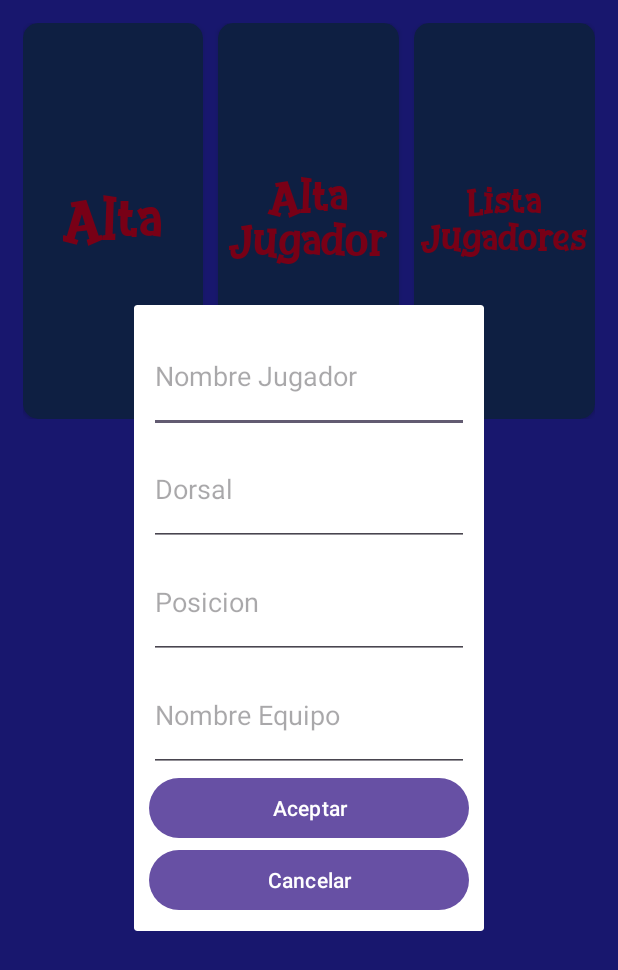
After one commit to YuSinn/BaskeTeam, an Android app: the fragment AltaJugadorDialog placed in its activity, on a phone screen of 412 x 824 dp. The commit adds this screen. Shown: the top 970 px of the screen. Run offline under Robolectric (Android 15) with nearby library versions, the phone set to English and light mode, and no system bars; our stand-ins replace Room's generated code.

Commit message:
Acabado alta y listado

```diff
--- a/app/src/main/AndroidManifest.xml
+++ b/app/src/main/AndroidManifest.xml
@@ -12,6 +12,9 @@
         android:supportsRtl="true"
         android:theme="@style/Theme.BaskeTeam"
         tools:targetApi="31">
+        <activity
+            android:name=".dialogs.AltaEquipoDialog"
+            android:exported="false" />
         <activity
             android:name=".Clasamento"
             android:exported="false" />
--- /dev/null
+++ b/app/src/main/java/com/alexandru/vladut/gabriel97/basketeam/dialogs/AltaJugadorDialog.kt
@@ -0,0 +1,70 @@
+package com.alexandru.vladut.gabriel97.basketeam.dialogs
+
+import android.os.Bundle
+import android.view.LayoutInflater
+import android.view.View
+import android.view.ViewGroup
+import android.widget.Button
+import android.widget.EditText
+import androidx.fragment.app.DialogFragment
+import com.alexandru.vladut.gabriel97.basketeam.AltaEquipo
+import com.alexandru.vladut.gabriel97.basketeam.R
+
+class AltaJugadorDialog :DialogFragment() {
+
+    var altaEquipo: AltaEquipo? = null
+
+    lateinit var editTextNombreJugador: EditText
+    lateinit var editTextDorsal: EditText
+    lateinit var editTextPosicion: EditText
+    lateinit var editTextNombreEquipoFK: EditText
+    override fun onCreateView(
+        inflater: LayoutInflater,
+        container: ViewGroup?,
+        savedInstanceState: Bundle?
+    ): View? {
+        //return super.onCreateView(inflater, container, savedInstanceState)
+
+        var viewDialog = inflater.inflate(R.layout.activity_alta_jugador_dialog, container)
+
+        editTextNombreJugador = viewDialog.findViewById(R.id.editTextNombreJugador)
+        editTextDorsal = viewDialog.findViewById(R.id.editTextDorsal)
+        editTextPosicion = viewDialog.findViewById(R.id.editTextPosicion)
+        editTextNombreEquipoFK = viewDialog.findViewById(R.id.editTextNombreEquipoFK)
+
+        var botonCancelar = viewDialog.findViewById<Button>(R.id.buttonCancelar)
+        botonCancelar.setOnClickListener { view -> cancelar() }
+
+        var botonAceptar = viewDialog.findViewById<Button>(R.id.buttonAceptar);
+        botonAceptar.setOnClickListener { view -> aceptar() }
+
+        return  viewDialog
+    }
+
+    fun cancelar(){
+        dismiss()
+    }
+    interface OnDialogJugadorResultListener {
+        fun onResult(nombre: String, dorsal: Int, posicion: String, nombreEquipoFK:String)
+    }
+
+    private var listener: OnDialogJugadorResultListener? = null
+
+    fun setOnDialogResultListener(listener: OnDialogJugadorResultListener) {
+        this.listener = listener
+    }
+
+    // Método para enviar el resultado al listener
+    private fun sendResult(nombre: String, dorsal: Int, posicion: String, nombreEquipoFK:String) {
+        listener?.onResult(nombre, dorsal, posicion, nombreEquipoFK)
+    }
+    fun aceptar(){
+        var nombre = editTextNombreJugador.text.toString()
+        var dorsal = Integer.parseInt(editTextDorsal.text.toString())
+        var posicion = editTextPosicion.text.toString()
+        var equipo = editTextNombreEquipoFK.text.toString()
+        listener?.onResult(nombre, dorsal, posicion,equipo)
+
+        dismiss()
+    }
+}
--- a/app/src/main/res/layout/activity_alta_equipo.xml
+++ b/app/src/main/res/layout/activity_alta_equipo.xml
@@ -1,9 +1,94 @@
 <?xml version="1.0" encoding="utf-8"?>
-<androidx.constraintlayout.widget.ConstraintLayout xmlns:android="http://schemas.android.com/apk/res/android"
+<LinearLayout xmlns:android="http://schemas.android.com/apk/res/android"
     xmlns:app="http://schemas.android.com/apk/res-auto"
     xmlns:tools="http://schemas.android.com/tools"
     android:layout_width="match_parent"
     android:layout_height="match_parent"
+    android:background="@color/background"
+    android:orientation="vertical"
+    android:padding="15dp"
     tools:context=".AltaEquipo">
 
-</androidx.constraintlayout.widget.ConstraintLayout>
+    <LinearLayout
+        android:layout_width="match_parent"
+        android:layout_height="0dp"
+        android:layout_weight="1"
+        android:orientation="horizontal">
+
+        <androidx.cardview.widget.CardView
+            android:layout_width="0dp"
+            android:layout_height="match_parent"
+            android:layout_marginRight="10dp"
+            android:layout_weight="1"
+            android:background="@drawable/bg_circular_2"
+            app:cardBackgroundColor="@color/material_dynamic_primary20"
+            app:cardCornerRadius="10dp" >
+
+            <TextView
+                android:id="@+id/AltaEquipoDialogButton"
+                android:layout_width="wrap_content"
+                android:layout_height="wrap_content"
+                android:layout_gravity="center"
+                android:fontFamily="@font/bomb"
+                android:gravity="center|center_horizontal|center_vertical"
+                android:onClick="onAltaEquipoDialogButton"
+                android:text="Alta"
+                android:textColor="@color/design_default_color_error"
+                android:textSize="20sp" />
+        </androidx.cardview.widget.CardView>
+
+        <androidx.cardview.widget.CardView
+            android:layout_width="0dp"
+            android:layout_height="match_parent"
+            android:layout_weight="1"
+            android:background="@drawable/bg_circular_2"
+            app:cardBackgroundColor="@color/material_dynamic_primary20"
+            app:cardCornerRadius="10dp">
+
+            <TextView
+                android:id="@+id/AltaJugadorDialogButton"
+                android:layout_width="wrap_content"
+                android:layout_height="wrap_content"
+                android:layout_gravity="center"
+                android:fontFamily="@font/bomb"
+                android:gravity="center|center_horizontal|center_vertical"
+                android:onClick="onAltaJugadorDialogButton"
+                android:text=" Alta \nJugador"
+                android:textColor="@color/design_default_color_error"
+                android:textSize="16sp" />
+            />
+        </androidx.cardview.widget.CardView>
+
+
+        <androidx.cardview.widget.CardView
+            android:layout_width="0dp"
+            android:layout_height="match_parent"
+            android:layout_marginLeft="10dp"
+            android:layout_weight="1"
+            android:onClick="onAltaEquipoDialogButton"
+            app:cardBackgroundColor="@color/material_dynamic_primary20"
+            app:cardCornerRadius="10dp">
+
+            <TextView
+                android:id="@+id/listaJugadores"
+                android:layout_width="wrap_content"
+                android:layout_height="wrap_content"
+                android:layout_gravity="center"
+                android:fontFamily="@font/bomb"
+                android:gravity="center|center_horizontal|center_vertical"
+                android:onClick="onListaJugadoresButton"
+                android:text=" Lista \nJugadores"
+                android:textColor="@color/design_default_color_error"
+                android:textSize="13sp" />
+            />
+        </androidx.cardview.widget.CardView>
+
+    </LinearLayout>
+
+    <androidx.recyclerview.widget.RecyclerView
+        android:id="@+id/recyclerViewJugadores"
+        android:layout_width="match_parent"
+        android:layout_height="0dp"
+        android:layout_weight="2"
+        android:paddingTop="10dp" />
+</LinearLayout>
--- /dev/null
+++ b/app/src/main/res/layout/activity_alta_jugador_dialog.xml
@@ -0,0 +1,48 @@
+<?xml version="1.0" encoding="utf-8"?>
+<LinearLayout xmlns:android="http://schemas.android.com/apk/res/android"
+    android:padding="10dp"
+    android:orientation="vertical"
+    android:layout_width="match_parent"
+    android:layout_height="match_parent">
+
+    <EditText
+        android:id="@+id/editTextNombreJugador"
+        android:layout_width="match_parent"
+        android:layout_height="75dp"
+        android:ems="10"
+        android:hint="Nombre Jugador"
+        android:inputType="text" />
+
+    <EditText
+        android:id="@+id/editTextDorsal"
+        android:layout_width="match_parent"
+        android:layout_height="75dp"
+        android:ems="10"
+        android:hint="Dorsal"
+        android:inputType="text" />
+    <EditText
+        android:id="@+id/editTextPosicion"
+        android:layout_width="match_parent"
+        android:layout_height="75dp"
+        android:ems="10"
+        android:hint="Posicion"
+        android:inputType="text" />
+    <EditText
+        android:id="@+id/editTextNombreEquipoFK"
+        android:layout_width="match_parent"
+        android:layout_height="75dp"
+        android:ems="10"
+        android:hint="Nombre Equipo"
+        android:inputType="text" />
+    <Button
+        android:id="@+id/buttonAceptar"
+        android:layout_width="match_parent"
+        android:layout_height="wrap_content"
+        android:text="Aceptar" />
+
+    <Button
+        android:id="@+id/buttonCancelar"
+        android:layout_width="match_parent"
+        android:layout_height="wrap_content"
+        android:text="Cancelar" />
+</LinearLayout>
```
Also changed, not shown: app/src/main/java/com/alexandru/vladut/gabriel97/basketeam/AltaEquipo.kt (+97 -10 lines), app/src/main/java/com/alexandru/vladut/gabriel97/basketeam/adapters/CustomerAdapterJugador.kt (added, +64 -0 lines), app/src/main/java/com/alexandru/vladut/gabriel97/basketeam/dialogs/AltaEquipoDialog.kt (added, +67 -0 lines), app/src/main/java/com/alexandru/vladut/gabriel97/basketeam/dialogs/ListaJugadorDialog.kt (added, +63 -0 lines), app/src/main/res/layout/activity_alta_equipo_dialog.xml (added, +41 -0 lines), app/src/main/res/layout/activity_lista_jugador_dialog.xml (added, +26 -0 lines), app/src/main/res/layout/card_jugador.xml (added, +52 -0 lines).
